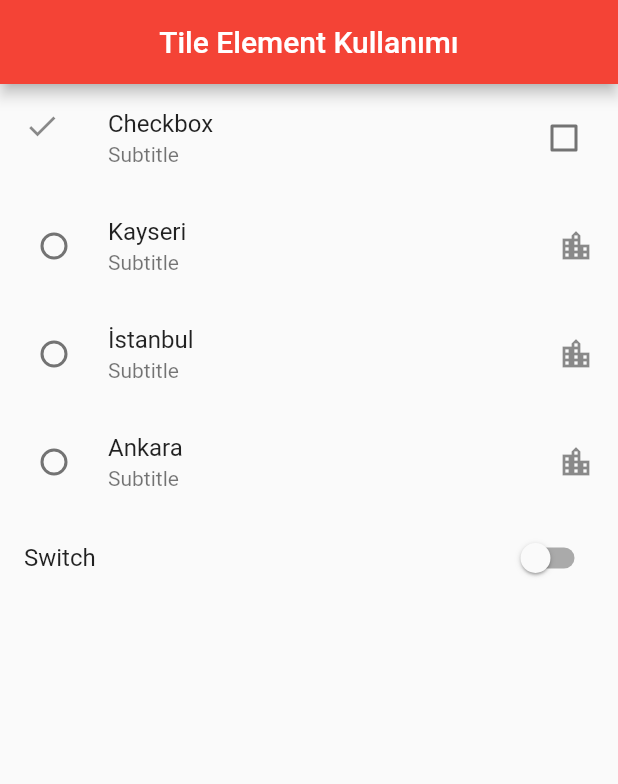
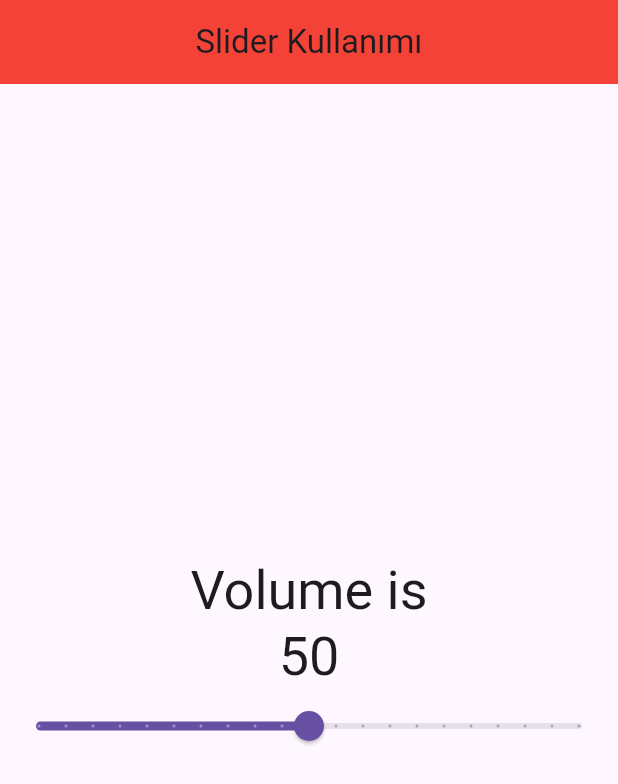
Before and after one commit to yamisagi/flutter_samples, a Flutter app: the screen it shows after launch, on a phone screen of 412 x 824 dp. Shown: the top 784 px of the screen. Run offline on Flutter 3.47's test engine with Material 2 defaults, Android fonts, the phone set to English and light mode, and no system bars.

Commit message:
update README and add slider to input_widgets/lesson2

```diff
--- /dev/null
+++ b/lib/input_widgets/lesson2/slider/slider_learn.dart
@@ -0,0 +1,55 @@
+import 'package:flutter/material.dart';
+
+/// Slider ise bir aralıkta bir değer seçmek için kullanılır.
+/// Örneğin ses seviyesini ayarlayabiliriz.
+/// Veya Yaşı seçebiliriz.
+
+class SliderLearn extends StatefulWidget {
+  const SliderLearn({Key? key}) : super(key: key);
+
+  @override
+  State<SliderLearn> createState() => _SliderLearnState();
+}
+
+class _SliderLearnState extends State<SliderLearn> {
+  double _value = 50.0;
+  @override
+  Widget build(BuildContext context) {
+    return Scaffold(
+      appBar: AppBar(
+        title: const Text('Slider Kullanımı'),
+      ),
+      body: Column(
+        mainAxisAlignment: MainAxisAlignment.center,
+        children: [
+          Text(
+            'Volume is \n${_value.round()}',
+            style: Theme.of(context).textTheme.headline3,
+            textAlign: TextAlign.center,
+          ),
+          Slider(
+            /// Bu kısımda [value] parametresine başlangıçta bir değer atamak için kullanıyoruz,
+            value: _value,
+            /// [min] ve [max] değer aralığını belirliyoruz,
+            min: 0,
+            max: 100,
+            /// [divisions] ise [max] değer üzerinde kaç adet bölümün oluşacağını belirleriz,
+            /// Örneğin [max] değeri 100 olan bir slider'ın, 5'er bölümlü olması için 20 değeri verdik.
+            /// Yani 100'ü 20'ye böldük.
+            divisions: 20,
+            /// [label] ise slider'ın üzerinde gösterilecek başlıktır.
+            label: '${_value.round()}',
+            /// onChanged ise slider'ın değeri değiştiğinde çalışacak fonksiyon.
+            /// Biz burda setState kullanarak slider'ın değeri değiştiğinde
+            /// Değişen değeri [newValue] ilk değerimize atıyoruz.
+            onChanged: (newValue) {
+              setState(() {
+                _value = newValue;
+              });
+            },
+          ),
+        ],
+      ),
+    );
+  }
+}
--- a/lib/main.dart
+++ b/lib/main.dart
@@ -1,7 +1,6 @@
 import 'package:flutter/material.dart';
 import 'package:flutter_samples/basic_widgets/lesson4/push_and_replacement/push_and_replacement_learn.dart';
-import 'package:flutter_samples/input_widgets/lesson2/checkbox_radio_slider/tile_elements_learn.dart';
-import 'package:flutter_samples/input_widgets/lesson2/global_key/global_key_learn.dart';
+import 'package:flutter_samples/input_widgets/lesson2/slider/slider_learn.dart';
 
 import 'basic_widgets/lesson3/custom_scroll_view_learn/customscroll_view_learn.dart';
 
@@ -38,11 +37,16 @@ class CourseApp extends StatelessWidget {
       /// ? [onUnknownRoute] parametresi, sayfa bulunamadığında ne yapacağını belirten bir yapıdır.
       /// ? İşleyiş olarak şöyle düşünebiliriz. [routes] --> [onGenerateRoute] --> [onUnknownRoute]
       theme: ThemeData(
-        appBarTheme: const AppBarTheme(centerTitle: true),
+        /// I like M3.
+        useMaterial3: true,
+        appBarTheme: const AppBarTheme(
+          centerTitle: true,
+          color: Colors.red,
+        ),
         primarySwatch: Colors.red,
       ),
       title: title,
-      home: const TileElements(),
+      home: const SliderLearn(),
     );
   }
 }
```
Also changed, not shown: 1 other file.
